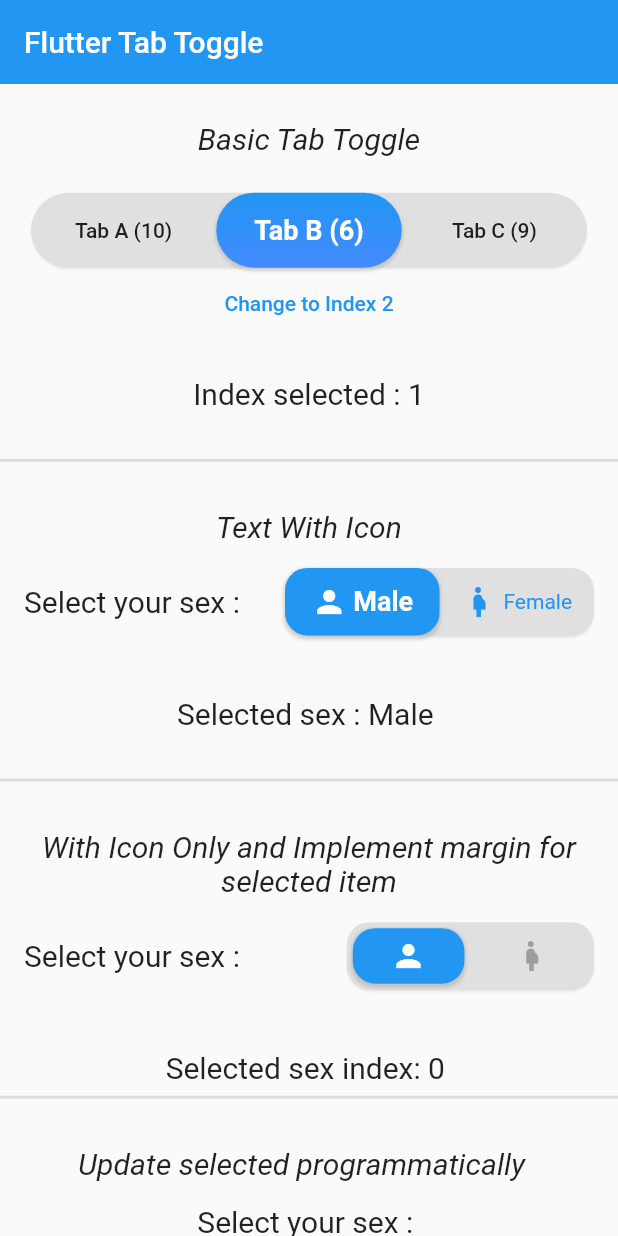
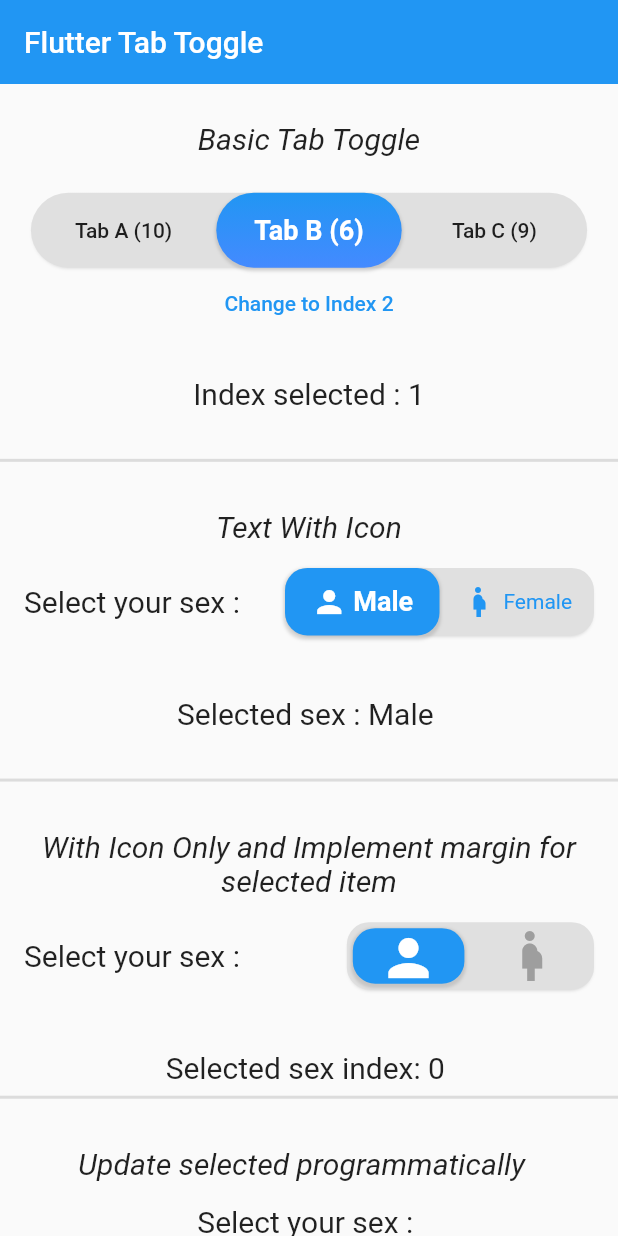
Before and after one commit to Lzyct/flutter_toggle_tab, a Flutter app: the screen it shows after launch, on a phone screen of 412 x 824 dp. Run offline on Flutter 3.47's test engine with Material 2 defaults, Android fonts, the phone set to English and light mode, and no system bars.

Commit message:
feat: expose iconSize, resolve invisible right margin, update to 1.3.0

```diff
--- a/example/lib/main.dart
+++ b/example/lib/main.dart
@@ -220,6 +220,7 @@
                         fontWeight: FontWeight.w400),
                     labels: _listGenderEmpty,
                     icons: _listIconTabToggle,
+                    iconSize: 40,
                     selectedLabelIndex: (index) {
                       setState(() {
                         _tabIconIndexSelected = index;
--- a/lib/button_tab.dart
+++ b/lib/button_tab.dart
@@ -17,6 +17,7 @@
     this.unSelectedTextStyle,
     required this.selectedColors,
     this.icons,
+    this.iconSize,
     required this.unSelectedColors,
     this.begin,
     this.end,
@@ -37,6 +38,7 @@
   final bool? isSelected;
   final double? radius;
   final IconData? icons;
+  final double? iconSize;
 
   final Alignment? begin;
   final Alignment? end;
@@ -79,16 +81,16 @@
                   widget.icons != null
                       ? Icon(
                           widget.icons,
+                          size: widget.iconSize,
                           color: widget.isSelected!
                               ? widget.selectedTextStyle!.color
                               : widget.unSelectedTextStyle!.color,
                         )
                       : Container(),
                   Visibility(
-                    visible: widget.icons != null && widget.title.isNotEmpty,
-                    child: SizedBox(
-                      width: 4,
-                    ),
+                    visible: widget.icons != null &&
+                        widget.title.toString().isNotEmpty,
+                    child: SizedBox(width: 4),
                   ),
                   Text(
                     widget.title!,
--- a/lib/flutter_toggle_tab.dart
+++ b/lib/flutter_toggle_tab.dart
@@ -27,6 +27,7 @@
     required this.unSelectedTextStyle,
     this.height,
     this.icons,
+    this.iconSize,
     this.selectedBackgroundColors,
     this.unSelectedBackgroundColors,
     this.width,
@@ -41,6 +42,7 @@
 
   final List<String> labels;
   final List<IconData?>? icons;
+  final double? iconSize;
   final int selectedIndex;
   final double? width;
   final double? height;
@@ -178,6 +180,7 @@
                   width: width / widget.labels.length,
                   title: _labels[index].title,
                   icons: icon,
+                  iconSize: widget.iconSize,
                   selectedTextStyle: widget.selectedTextStyle,
                   unSelectedTextStyle: widget.unSelectedTextStyle,
                   isSelected: _labels[index].isSelected,
--- a/pubspec.yaml
+++ b/pubspec.yaml
@@ -1,6 +1,6 @@
 name: flutter_toggle_tab
 description: Library to create Beautiful and Customized Tab/Toggle Widget on Flutter
-version: 1.2.0
+version: 1.3.0
 homepage: https://github.com/ukieTux/flutter_toggle_tab
 
 environment:
```
Also changed, not shown: example/pubspec.lock, pubspec.lock, 6 other files.
